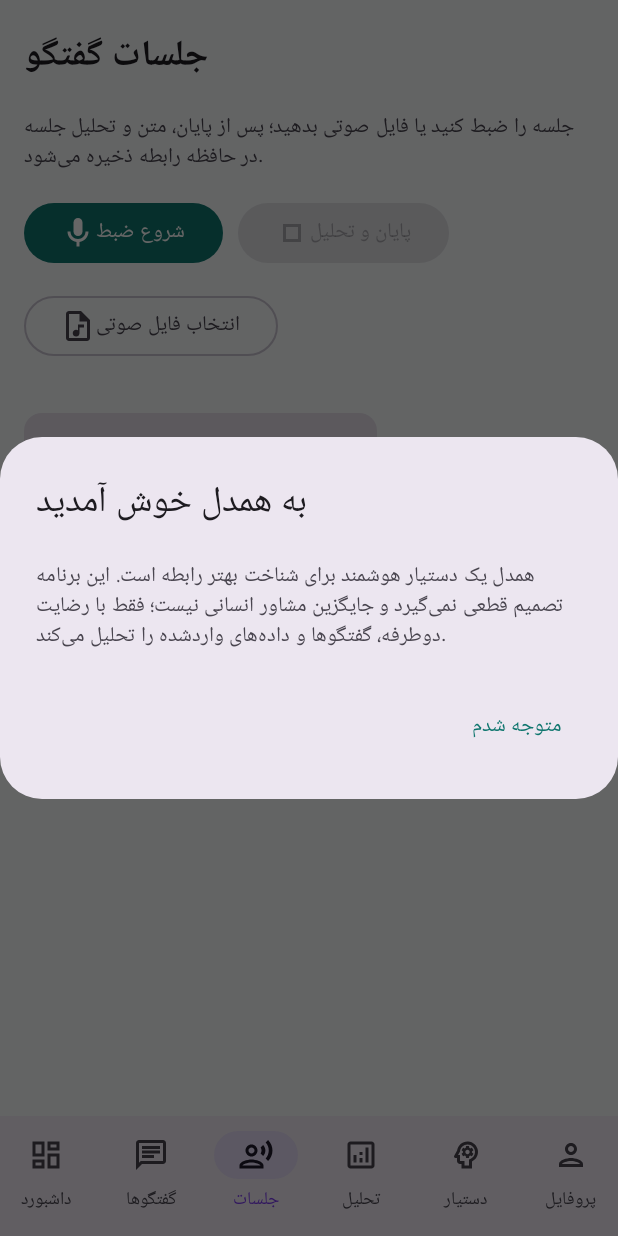
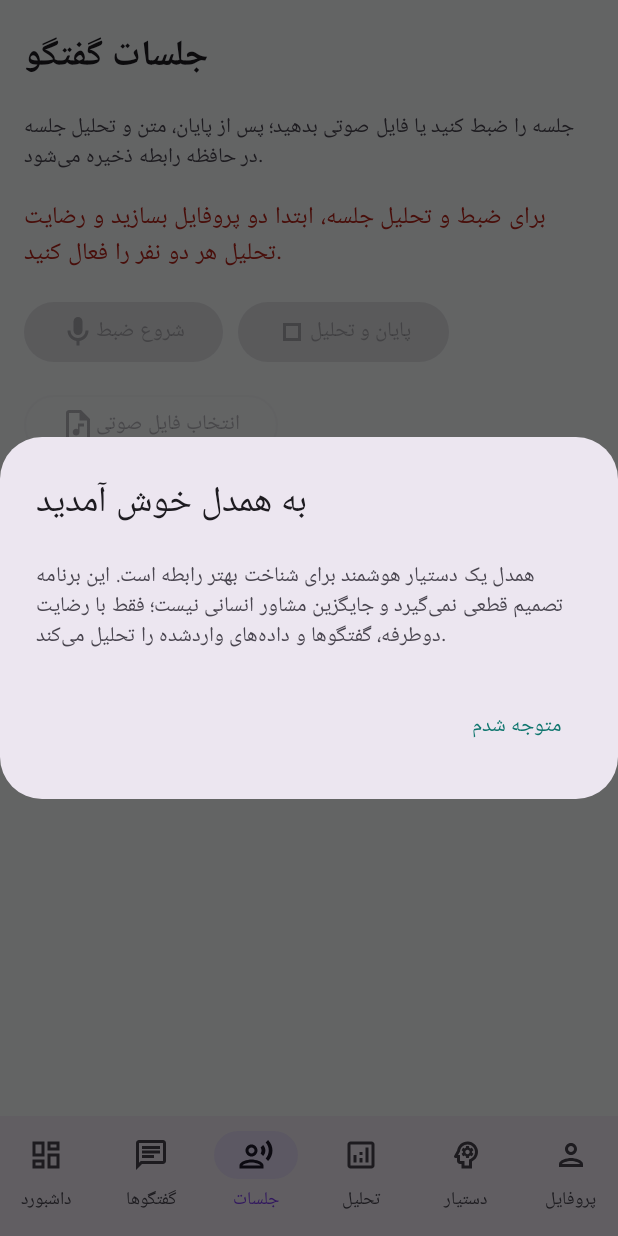
Before and after one commit to ghadirb/Hamdel, an Android app built with Jetpack Compose: the screen it shows after launch (MainActivity), item 3 of the bottom bar chosen, on a phone screen of 412 x 824 dp. Run offline under Robolectric (Android 15) with nearby library versions, the light colour scheme and no system bars; our stand-ins replace Room's generated code; 2 statements that could not run were skipped.

Commit message:
Require online AI responses and improve audio diagnostics

```diff
--- a/app/src/main/java/com/hamdel/ai/HamdelApplication.kt
+++ b/app/src/main/java/com/hamdel/ai/HamdelApplication.kt
@@ -23,10 +23,10 @@ class HamdelApplication : Application() {
 
     private val httpClient by lazy {
         OkHttpClient.Builder()
-            .connectTimeout(8, TimeUnit.SECONDS)
-            .readTimeout(10, TimeUnit.SECONDS)
-            .writeTimeout(10, TimeUnit.SECONDS)
-            .callTimeout(12, TimeUnit.SECONDS)
+            .connectTimeout(10, TimeUnit.SECONDS)
+            .readTimeout(35, TimeUnit.SECONDS)
+            .writeTimeout(35, TimeUnit.SECONDS)
+            .callTimeout(40, TimeUnit.SECONDS)
             .build()
     }
 
--- a/app/src/main/java/com/hamdel/ai/data/remote/GapgptClient.kt
+++ b/app/src/main/java/com/hamdel/ai/data/remote/GapgptClient.kt
@@ -56,7 +56,10 @@ class GapgptClient(
             .build()
 
         httpClient.newCall(request).execute().use { response ->
-            if (!response.isSuccessful) return null
+            if (!response.isSuccessful) {
+                Log.w(TAG, "gapgpt $model returned HTTP ${response.code}")
+                return null
+            }
             val text = response.body?.string() ?: return null
             val json = JSONObject(text)
             val choices = json.optJSONArray("choices") ?: return null
@@ -71,6 +74,6 @@ class GapgptClient(
         private const val BASE_URL = "https://api.gapgpt.app/v1"
         private val JSON_MEDIA_TYPE = "application/json".toMediaType()
         private const val MAX_KEY_ATTEMPTS = 1
-        private val MODEL_PRIORITY = listOf("gpt-4o-mini")
+        private val MODEL_PRIORITY = listOf("gpt-5-nano")
     }
 }
--- a/app/src/main/java/com/hamdel/ai/data/remote/LiaraClient.kt
+++ b/app/src/main/java/com/hamdel/ai/data/remote/LiaraClient.kt
@@ -58,7 +58,10 @@ class LiaraClient(
             .build()
 
         httpClient.newCall(request).execute().use { response ->
-            if (!response.isSuccessful) return null
+            if (!response.isSuccessful) {
+                Log.w(TAG, "liara $model returned HTTP ${response.code}")
+                return null
+            }
             val text = response.body?.string() ?: return null
             val json = JSONObject(text)
             val choices = json.optJSONArray("choices") ?: return null
--- a/app/src/main/java/com/hamdel/ai/ui/RelationshipViewModel.kt
+++ b/app/src/main/java/com/hamdel/ai/ui/RelationshipViewModel.kt
@@ -62,7 +62,7 @@ class RelationshipViewModel(
             }
             isBusy.value = true
             runCatching { repository.analyzeConversation(title, text) }
-                .onSuccess { statusMessage.value = "تحلیل ذخیره شد و داشبورد به‌روزرسانی شد." }
+                .onSuccess { statusMessage.value = "تحلیل آنلاین ذخیره شد و داشبورد به‌روزرسانی شد." }
                 .onFailure { statusMessage.value = "تحلیل انجام نشد: ${it.message ?: "خطای نامشخص"}" }
             isBusy.value = false
         }
@@ -81,7 +81,7 @@ class RelationshipViewModel(
             } else {
                 transcribedText.value = text
                 repository.analyzeConversation(title, text)
-                statusMessage.value = "صدا رونویسی، تحلیل و در حافظه رابطه ثبت شد."
+                statusMessage.value = "صدا با سرویس آنلاین رونویسی و تحلیل شد و در حافظه رابطه ثبت شد."
             }
             isBusy.value = false
         }
--- a/app/src/main/java/com/hamdel/ai/ui/screens/AssistantScreen.kt
+++ b/app/src/main/java/com/hamdel/ai/ui/screens/AssistantScreen.kt
@@ -60,6 +60,7 @@ fun AssistantScreen(viewModel: RelationshipViewModel, padding: PaddingValues) {
                         verticalArrangement = Arrangement.spacedBy(8.dp)
                     ) {
                         Text("پاسخ دستیار", fontWeight = FontWeight.SemiBold)
+                        Text("پاسخ آنلاین", style = MaterialTheme.typography.labelMedium, color = MaterialTheme.colorScheme.primary)
                         Text(it.answer)
                         Text("اطمینان: ${(it.confidence * 100).toInt()}٪", color = MaterialTheme.colorScheme.onSurfaceVariant)
                         Text("دلایل: ${it.reasons.joinToString("، ")}", style = MaterialTheme.typography.bodySmall)
@@ -90,6 +91,7 @@ fun AssistantScreen(viewModel: RelationshipViewModel, padding: PaddingValues) {
                         verticalArrangement = Arrangement.spacedBy(8.dp)
                     ) {
                         Text("نتیجه شبیه‌سازی", fontWeight = FontWeight.SemiBold)
+                        Text("تحلیل آنلاین", style = MaterialTheme.typography.labelMedium, color = MaterialTheme.colorScheme.primary)
                         ScoreBar("احتمال دعوا", it.conflictRisk)
                         ScoreBar("احتمال سوءتفاهم", it.misunderstandingRisk)
                         ScoreBar("احتمال ناراحت شدن", it.hurtRisk)
--- a/app/src/main/java/com/hamdel/ai/ui/screens/SessionsScreen.kt
+++ b/app/src/main/java/com/hamdel/ai/ui/screens/SessionsScreen.kt
@@ -3,6 +3,7 @@ package com.hamdel.ai.ui.screens
 import android.Manifest
 import android.media.MediaRecorder
 import android.net.Uri
+import android.webkit.MimeTypeMap
 import androidx.activity.compose.rememberLauncherForActivityResult
 import androidx.activity.result.contract.ActivityResultContracts
 import androidx.compose.foundation.layout.Arrangement
@@ -42,6 +43,8 @@ fun SessionsScreen(viewModel: RelationshipViewModel, padding: PaddingValues) {
     val status by viewModel.statusMessage.collectAsState()
     val transcript by viewModel.transcribedText.collectAsState()
     val busy by viewModel.isBusy.collectAsState()
+    val dashboard by viewModel.dashboard.collectAsState()
+    val consentReady = dashboard.profiles.size >= 2 && dashboard.profiles.all { it.consentGranted }
     var recorder by remember { mutableStateOf<MediaRecorder?>(null) }
     var recordedFile by remember { mutableStateOf<File?>(null) }
     var isRecording by remember { mutableStateOf(false) }
@@ -75,7 +78,11 @@ fun SessionsScreen(viewModel: RelationshipViewModel, padding: PaddingValues) {
 
     val audioFileLauncher = rememberLauncherForActivityResult(ActivityResultContracts.GetContent()) { uri: Uri? ->
         uri?.let {
-            val file = File(context.cacheDir, "hamdel-import-${System.currentTimeMillis()}.m4a")
+            val extension = MimeTypeMap.getSingleton()
+                .getExtensionFromMimeType(context.contentResolver.getType(it))
+                ?.takeIf { value -> value.length <= 5 }
+                ?: "m4a"
+            val file = File(context.cacheDir, "hamdel-import-${System.currentTimeMillis()}.$extension")
             context.contentResolver.openInputStream(it)?.use { input ->
                 file.outputStream().use { output -> input.copyTo(output) }
             }
@@ -101,9 +108,12 @@ fun SessionsScreen(viewModel: RelationshipViewModel, padding: PaddingValues) {
     ) {
         item {
             ScreenFrame("جلسات گفتگو", "جلسه را ضبط کنید یا فایل صوتی بدهید؛ پس از پایان، متن و تحلیل جلسه در حافظه رابطه ذخیره می‌شود.") {
+                if (!consentReady) {
+                    Text("برای ضبط و تحلیل جلسه، ابتدا دو پروفایل بسازید و رضایت تحلیل هر دو نفر را فعال کنید.", color = MaterialTheme.colorScheme.error)
+                }
                 Row(horizontalArrangement = Arrangement.spacedBy(10.dp)) {
                     Button(
-                        enabled = !busy && !isRecording,
+                        enabled = !busy && !isRecording && consentReady,
                         onClick = { permissionLauncher.launch(Manifest.permission.RECORD_AUDIO) }
                     ) {
                         Icon(Icons.Outlined.Mic, contentDescription = null)
@@ -128,7 +138,7 @@ fun SessionsScreen(viewModel: RelationshipViewModel, padding: PaddingValues) {
                 if (isRecording) {
                     Text("ضبط صدا در حال انجام است.", color = MaterialTheme.colorScheme.primary)
                 }
-                OutlinedButton(enabled = !busy && !isRecording, onClick = { audioFileLauncher.launch("audio/*") }) {
+                OutlinedButton(enabled = !busy && !isRecording && consentReady, onClick = { audioFileLauncher.launch("audio/*") }) {
                     Icon(Icons.Outlined.AudioFile, contentDescription = null)
                     Text("انتخاب فایل صوتی")
                 }
```
Also changed, not shown: app/src/main/java/com/hamdel/ai/data/remote/GapgptAudioClient.kt (+17 -4 lines), app/src/main/java/com/hamdel/ai/domain/RelationshipAiEngine.kt (+1 -70 lines), app/src/main/java/com/hamdel/ai/domain/RemoteRelationshipAiEngine.kt (+11 -26 lines).
